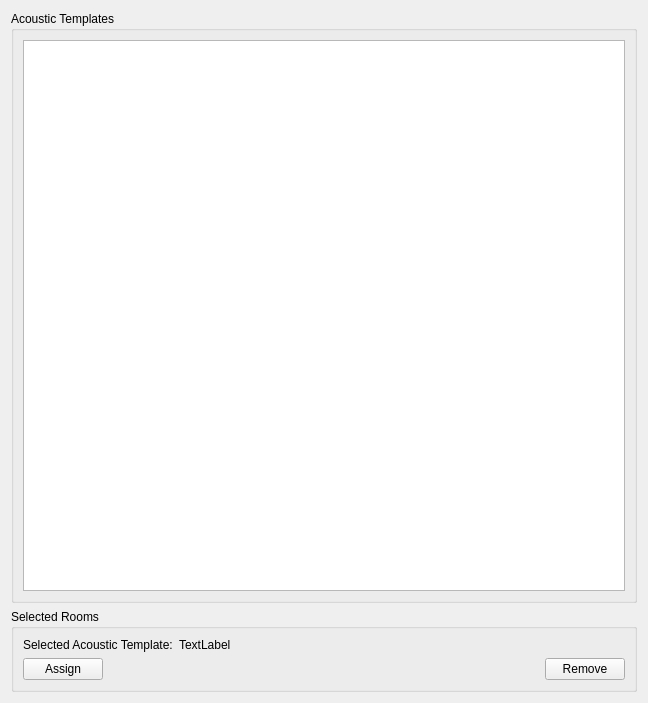
Qt form SIM-VICUS/src/SVPropBuildingAcousticTemplatesWidget.ui (ghorwin/SIM-VICUS) before a commit.
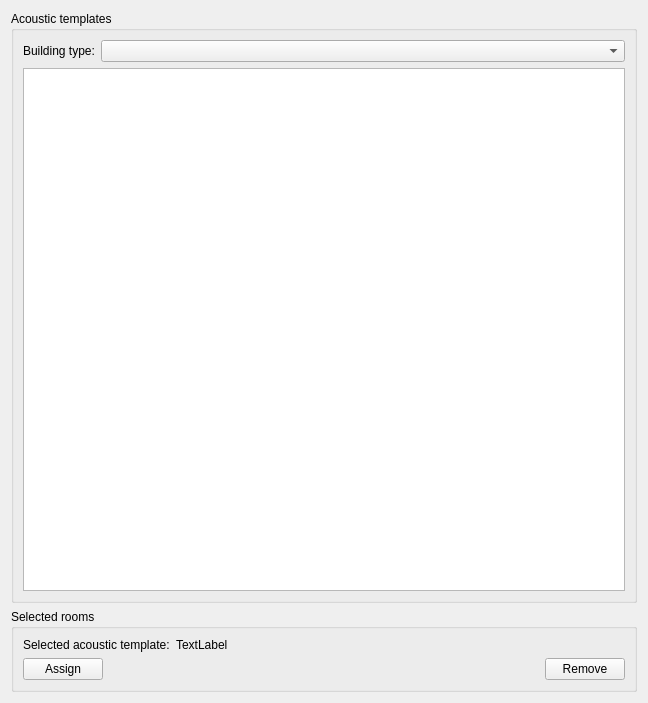
The same form after that commit.

Commit message: Changed ui to follow homogenous style & added comboBox in Acoustic Templates

```diff
--- a/SIM-VICUS/src/SVPropBuildingAcousticTemplatesWidget.ui
+++ b/SIM-VICUS/src/SVPropBuildingAcousticTemplatesWidget.ui
@@ -17,19 +17,33 @@
    <item>
     <widget class="QGroupBox" name="groupBox">
      <property name="title">
-      <string>Acoustic Templates</string>
+      <string>Acoustic templates</string>
      </property>
      <layout class="QGridLayout" name="gridLayout">
-      <item row="0" column="0">
+      <item row="3" column="1">
        <widget class="QTableWidget" name="tableWidgetAcousticTemplates"/>
       </item>
+      <item row="0" column="1">
+       <layout class="QHBoxLayout" name="horizontalLayout" stretch="0,1">
+        <item>
+         <widget class="QLabel" name="label">
+          <property name="text">
+           <string>Building type:</string>
+          </property>
+         </widget>
+        </item>
+        <item>
+         <widget class="QComboBox" name="comboBoxBuildingType"/>
+        </item>
+       </layout>
+      </item>
      </layout>
     </widget>
    </item>
    <item>
     <widget class="QGroupBox" name="groupBoxSelectedRooms">
      <property name="title">
-      <string>Selected Rooms</string>
+      <string>Selected rooms</string>
      </property>
      <layout class="QVBoxLayout" name="verticalLayout_4">
       <item>
@@ -37,7 +51,7 @@
         <item>
          <widget class="QLabel" name="label_2">
           <property name="text">
-           <string>Selected Acoustic Template:</string>
+           <string>Selected acoustic template:</string>
           </property>
          </widget>
         </item>
```
The commit also changes 5 other files.
